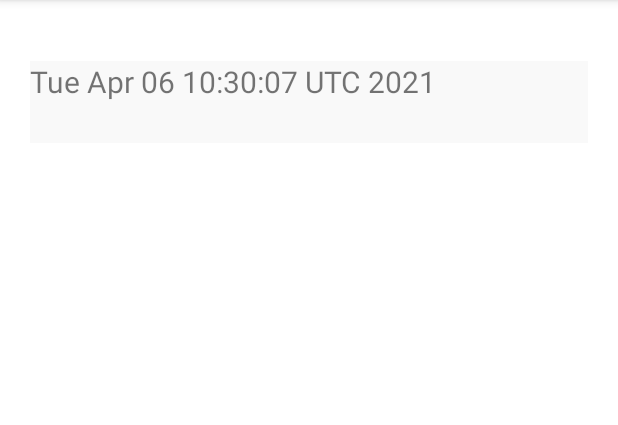
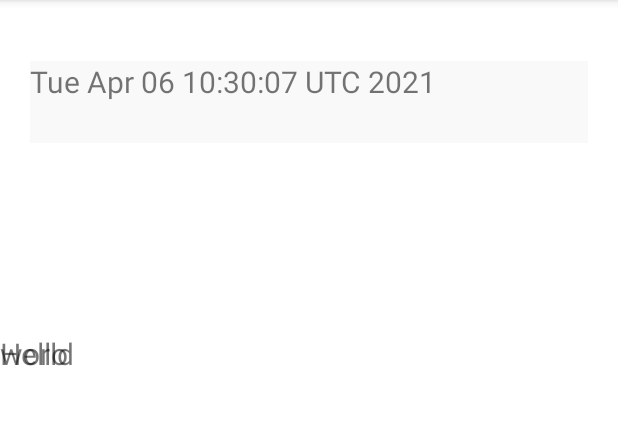
Before and after one commit to Rasel579/GB_Notes, an Android app: the screen it shows after launch (MainActivity), after a tap on "APPLY", on a phone screen of 412 x 824 dp, the part 84-509 px from its top. Run offline under Robolectric (Android 15) with nearby library versions, the phone set to English and light mode, and no system bars.

Commit message:
get some bug with changing orientation via Fragments

```diff
--- a/app/src/main/AndroidManifest.xml
+++ b/app/src/main/AndroidManifest.xml
@@ -9,6 +9,7 @@
         android:roundIcon="@mipmap/ic_launcher_round"
         android:supportsRtl="true"
         android:theme="@style/Theme.GB_Notes">
+        <activity android:name=".DescriptionNoteaActiviy"></activity>
         <activity android:name=".MainActivity">
             <intent-filter>
                 <action android:name="android.intent.action.MAIN" />
--- a/app/src/main/java/com/example/gb_notes/ContentNotesFragment.java
+++ b/app/src/main/java/com/example/gb_notes/ContentNotesFragment.java
@@ -2,10 +2,13 @@ package com.example.gb_notes;
 
 import android.annotation.SuppressLint;
 import android.content.Context;
+import android.content.Intent;
 import android.os.Bundle;
 
 import androidx.annotation.NonNull;
+import androidx.annotation.Nullable;
 import androidx.fragment.app.Fragment;
+import androidx.fragment.app.FragmentManager;
 import androidx.fragment.app.FragmentTransaction;
 
 import android.view.LayoutInflater;
@@ -59,7 +62,8 @@ public class ContentNotesFragment extends Fragment implements Observer {
      * @return A new instance of fragment ContentNotesFragment.
      */
     // TODO: Rename and change types and number of parameters
-    public  static ContentNotesFragment newInstance(){
+    public  static ContentNotesFragment newInstance(Note note){
+        notesData.getNotesData().add(note);
         ContentNotesFragment contentNotesFragment = new ContentNotesFragment();
         Bundle args = new Bundle();
         args.putParcelable(NOTES, notesData);
@@ -70,9 +74,10 @@ public class ContentNotesFragment extends Fragment implements Observer {
     @Override
     public void onCreate(Bundle savedInstanceState) {
         super.onCreate(savedInstanceState);
-        setRetainInstance(true);
         if(getArguments() != null){
             notesData = getArguments().getParcelable(NOTES);
+            System.out.println(notesData.getNotesData().get(0).toString());
+
         }
 
     }
@@ -83,10 +88,17 @@ public class ContentNotesFragment extends Fragment implements Observer {
         // Inflate the layout for this fragment
         index = notesData.getNotesData().size() - 1;
         View view = inflater.inflate(R.layout.fragment_content_notes, container, false);
+
+        return view;
+    }
+
+    @Override
+    public void onViewCreated(@NonNull View view, @Nullable Bundle savedInstanceState) {
+        super.onViewCreated(view, savedInstanceState);
         if (notesData.getNotesData().size() != 0){
-
-                Date date = notesData.getNotesData().get(index).getDate();
-                String name = notesData.getNotesData().get(index).getName();
+            for (int i = 0; i <notesData.getNotesData().size() ; i++) {
+                Date date = notesData.getNotesData().get(i).getDate();
+                String name = notesData.getNotesData().get(i).getName();
                 TextView dataView = new TextView(getContext());
                 TextView nameView = new TextView(getContext());
                 dataView.setText(String.valueOf(date));
@@ -95,6 +107,7 @@ public class ContentNotesFragment extends Fragment implements Observer {
                 nameView.setTextSize(20);
                 ((LinearLayout) view).addView(dataView);
                 ((LinearLayout) view).addView(nameView);
+            }
 
         }
 
@@ -102,13 +115,44 @@ public class ContentNotesFragment extends Fragment implements Observer {
 //            dataTextView.setText(String.valueOf(note.getDate()));
 //            nameTextView.setText(note.getName());
 //        }
-
-        return view;
     }
 
     @Override
     public void onSaveInstanceState(@NonNull Bundle outState) {
         super.onSaveInstanceState(outState);
+        outState.putParcelable(NOTES, notesData);
+    }
+
+    @Override
+    public void onViewStateRestored(@Nullable Bundle savedInstanceState) {
+        super.onViewStateRestored(savedInstanceState);
+        View view = new LinearLayout(getContext());
+        for (int i = 0; i <notesData.getNotesData().size() ; i++) {
+            Date date = notesData.getNotesData().get(i).getDate();
+            String name = notesData.getNotesData().get(i).getName();
+            TextView dataView = new TextView(getContext());
+            TextView nameView = new TextView(getContext());
+            dataView.setText(String.valueOf(date));
+            nameView.setText(name);
+            dataView.setTextSize(20);
+            nameView.setTextSize(20);
+            ((LinearLayout) view).addView(dataView);
+            ((LinearLayout) view).addView(nameView);
+            index = i;
+            nameView.setOnClickListener(new View.OnClickListener() {
+                @Override
+                public void onClick(View view) {
+                    DescriptionNoteFragment detail = DescriptionNoteFragment.newInstance(notesData.getNotesData().get(index));
+
+                    FragmentManager fragmentManager = requireActivity().getSupportFragmentManager();
+                    FragmentTransaction fragmentTransaction = fragmentManager.beginTransaction();
+                    fragmentTransaction.replace(R.id.fragmentDescription, detail);  // замена фрагмента
+                    fragmentTransaction.setTransition(FragmentTransaction.TRANSIT_FRAGMENT_FADE);
+                    fragmentTransaction.commit();
+                }
+            });
+
+        }
     }
 
     @Override
--- /dev/null
+++ b/app/src/main/java/com/example/gb_notes/DescriptionNoteFragment.java
@@ -0,0 +1,72 @@
+package com.example.gb_notes;
+
+import android.os.Bundle;
+
+import androidx.fragment.app.Fragment;
+
+import android.view.LayoutInflater;
+import android.view.View;
+import android.view.ViewGroup;
+import android.widget.TextView;
+
+import com.example.gb_notes.bussiness_logic.Note;
+
+/**
+ * A simple {@link Fragment} subclass.
+ * Use the {@link DescriptionNoteFragment#newInstance} factory method to
+ * create an instance of this fragment.
+ */
+public class DescriptionNoteFragment extends Fragment {
+
+    // TODO: Rename parameter arguments, choose names that match
+    // the fragment initialization parameters, e.g. ARG_ITEM_NUMBER
+    private static final String ARG_NOTE = "note";
+    private static final String ARG_PARAM2 = "param2";
+
+    // TODO: Rename and change types of parameters
+    private int index;
+    private Note note;
+
+    public DescriptionNoteFragment() {
+        // Required empty public constructor
+    }
+
+    /**
+     * Use this factory method to create a new instance of
+     * this fragment using the provided parameters.
+     *
+     *
+     * @return A new instance of fragment DescriptionNoteFragment.
+     */
+    // TODO: Rename and change types and number of parameters
+    public static DescriptionNoteFragment newInstance(Note note) {
+        DescriptionNoteFragment fragment = new DescriptionNoteFragment();
+        Bundle args = new Bundle();
+        args.putParcelable(ARG_NOTE, note);
+        fragment.setArguments(args);
+        return fragment;
+    }
+
+    @Override
+    public void onCreate(Bundle savedInstanceState) {
+        super.onCreate(savedInstanceState);
+        if (getArguments() != null) {
+            note = getArguments().getParcelable(ARG_NOTE);
+        }
+    }
+
+    @Override
+    public View onCreateView(LayoutInflater inflater, ViewGroup container,
+                             Bundle savedInstanceState) {
+        // Inflate the layout for this fragment
+        View view = inflater.inflate(R.layout.fragment_description_note, container, false);
+        if (savedInstanceState != null) {
+            note = savedInstanceState.getParcelable(ARG_NOTE);
+            TextView nameDescription = view.findViewById(R.id.nameOfNoteForDescription);
+            TextView descriptionNote = view.findViewById(R.id.descriptionNote);
+            nameDescription.setText(note.getName());
+            descriptionNote.setText(note.getDescription());
+        }
+        return view;
+    }
+}
--- a/app/src/main/java/com/example/gb_notes/InputToDoListFragment.java
+++ b/app/src/main/java/com/example/gb_notes/InputToDoListFragment.java
@@ -75,11 +75,11 @@ public class InputToDoListFragment extends Fragment {
             public void onClick(View view) {
                 String nameNote = nameEditText.getText().toString();
                 String descriptionNote = descriptionData.getText().toString();
-                publisher.notify(new Note(nameNote, descriptionNote));
-                ContentNotesFragment contentNotesFragment = ContentNotesFragment.newInstance();
-                FragmentManager fragmentManager = requireActivity().getSupportFragmentManager();
+//                publisher.notify(new Note(nameNote, descriptionNote));
+                ContentNotesFragment contentNotesFragment = ContentNotesFragment.newInstance(new Note(nameNote, descriptionNote));
+                FragmentManager fragmentManager = getFragmentManager();
                 FragmentTransaction fragmentTransaction = fragmentManager.beginTransaction();
-                fragmentTransaction.add(R.id.contentListFragment,contentNotesFragment);
+                fragmentTransaction.replace(R.id.contentListFragment,contentNotesFragment);
                 fragmentTransaction.setTransition(FragmentTransaction.TRANSIT_FRAGMENT_FADE);
                 fragmentTransaction.commit();
 
--- a/app/src/main/java/com/example/gb_notes/MainActivity.java
+++ b/app/src/main/java/com/example/gb_notes/MainActivity.java
@@ -3,6 +3,7 @@ package com.example.gb_notes;
 import androidx.appcompat.app.AppCompatActivity;
 import androidx.fragment.app.Fragment;
 import androidx.fragment.app.FragmentTransaction;
+
 
 import android.os.Bundle;
 
@@ -16,8 +17,8 @@ public class MainActivity extends AppCompatActivity implements GetPublisher {
         super.onCreate(savedInstanceState);
         setContentView(R.layout.activity_main);
 
-        ContentNotesFragment contentNotesFragment = new ContentNotesFragment();
-        publisher.subscribe(contentNotesFragment);
+//        ContentNotesFragment contentNotesFragment = new ContentNotesFragment();
+//        publisher.subscribe(contentNotesFragment);
 
 
 
--- a/app/src/main/res/layout/activity_main.xml
+++ b/app/src/main/res/layout/activity_main.xml
@@ -19,6 +19,17 @@
         app:layout_constraintVertical_bias="0.9"
         tools:layout="@layout/fragment_to_do_list" />
     <fragment
+        android:id="@+id/fragmentDescription"
+        android:name="com.example.gb_notes.DescriptionNoteFragment"
+        android:layout_width="match_parent"
+        android:layout_height="wrap_content"
+        app:layout_constraintBottom_toBottomOf="parent"
+        app:layout_constraintLeft_toLeftOf="parent"
+        app:layout_constraintRight_toRightOf="parent"
+        app:layout_constraintTop_toTopOf="parent"
+        app:layout_constraintVertical_bias="0.3"
+        tools:layout="@layout/fragment_description_note" />
+    <fragment
         android:id="@+id/contentListFragment"
         android:name="com.example.gb_notes.ContentNotesFragment"
         android:layout_width="match_parent"
@@ -31,6 +42,6 @@
         android:layout_marginLeft="20dp"
         android:layout_marginRight="20dp"
         android:layout_marginTop="5dp"
-        tools:layout="@layout/fragment_content_notes" />
+        />
 
 </androidx.constraintlayout.widget.ConstraintLayout>
--- /dev/null
+++ b/app/src/main/res/layout/fragment_description_note.xml
@@ -0,0 +1,22 @@
+<?xml version="1.0" encoding="utf-8"?>
+<FrameLayout xmlns:android="http://schemas.android.com/apk/res/android"
+    xmlns:tools="http://schemas.android.com/tools"
+    android:layout_width="match_parent"
+    android:layout_height="match_parent"
+    tools:context=".DescriptionNoteFragment">
+
+    <!-- TODO: Update blank fragment layout -->
+    <TextView
+        android:id="@+id/nameOfNoteForDescription"
+        android:layout_width="match_parent"
+        android:layout_height="wrap_content"
+        android:text="Hello"
+        android:textSize="20sp"/>
+    <TextView
+        android:id="@+id/textDescription"
+        android:layout_width="match_parent"
+        android:layout_height="wrap_content"
+        android:text="world"
+        android:textSize="20sp"/>
+
+</FrameLayout>
--- a/app/src/main/res/layout/fragment_to_do_list.xml
+++ b/app/src/main/res/layout/fragment_to_do_list.xml
@@ -26,7 +26,7 @@
         android:layout_width="wrap_content"
         android:layout_height="wrap_content"
         android:layout_marginTop="3dp"
-        android:text="Apply"/>
+        android:text="@string/applyTxtBtn"/>
 
 
 </LinearLayout>
--- a/app/src/main/res/values/strings.xml
+++ b/app/src/main/res/values/strings.xml
@@ -4,4 +4,5 @@
     <string name="hello_blank_fragment">Hello blank fragment</string>
     <string name="NoteNameTextInput">Введите Имя Заметки</string>
     <string name="descriptionTextInput">Введите задачу</string>
+    <string name="applyTxtBtn">Apply</string>
 </resources>
```
Also changed, not shown: app/src/main/java/com/example/gb_notes/DescriptionNoteaActiviy.java (added, +31 -0 lines), app/src/main/res/layout/activity_description_notea_activiy.xml (added, +20 -0 lines), app/src/main/res/values/arrays.xml (added, +10 -0 lines).
